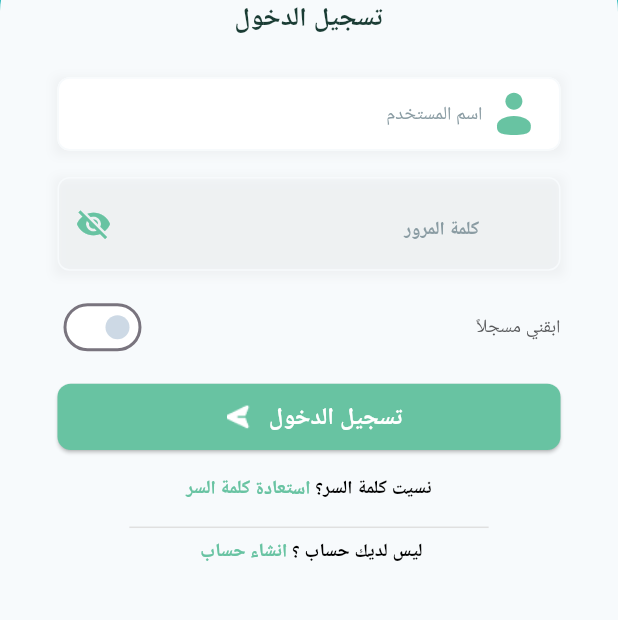
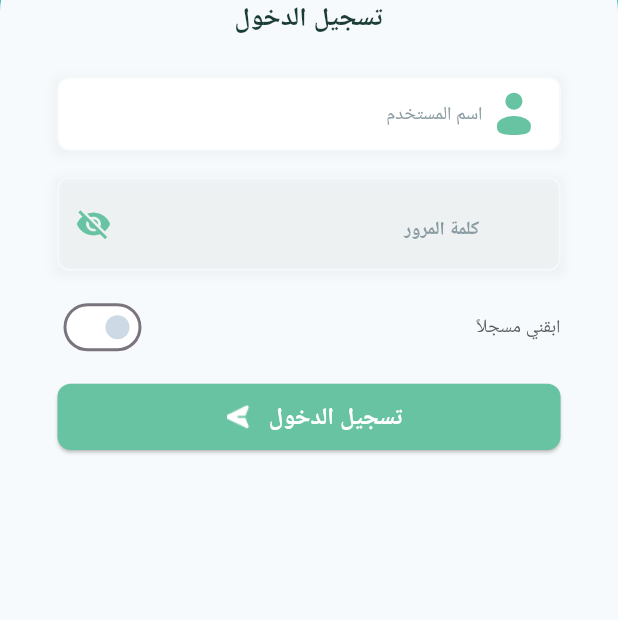
Before and after one commit to A7medElshora/doctors_shifa_call, a Flutter app: the screen it shows after launch, on a phone screen of 412 x 824 dp, the part 585-1205 px from its top. Run offline on Flutter 3.47's test engine with Material 3 defaults, Android fonts, the phone set to English and light mode, and no system bars; our stand-ins replace bloc, cached_network_image, connectivity_plus, dio, easy_localization, firebase_core and 16 more; missing offline and left inert: agora_rtc_engine; accounts and stored records are empty; generated files the repository leaves out were written again; Roboto replaces fonts that are missing (Tajawal); project files that could hold a hidden picture were left out.

Commit message:
refactor login screen layout and remove unused reference

```diff
--- a/lib/features/auth/presentation/screens/loginScreen/login_screen.dart
+++ b/lib/features/auth/presentation/screens/loginScreen/login_screen.dart
@@ -41,7 +41,8 @@ class _LoginScreenState extends State<LoginScreen> {
       resizeToAvoidBottomInset: true,
       body: BlocConsumer<AuthCubit, AuthState>(
         listener: (context, state) {
-          if (state.status == AuthStatus.success && state.loginResponse != null) {
+          if (state.status == AuthStatus.success &&
+              state.loginResponse != null) {
             Navigator.of(context).pushReplacement(
               MaterialPageRoute(
                 builder: (_) => HomeScreen(
@@ -234,7 +235,7 @@ class _LoginScreenState extends State<LoginScreen> {
                                         });
                                       },
                                       inactiveThumbColor: AppColor.switchColor,
-                                      activeColor: AppColor.primaryColor,
+                                      activeThumbColor: AppColor.primaryColor,
                                       activeTrackColor: AppColor.switchColor,
                                       inactiveTrackColor: Colors.white,
                                       materialTapTargetSize:
@@ -285,81 +286,7 @@ class _LoginScreenState extends State<LoginScreen> {
                                     child: const CircularProgressIndicator(),
                                   ),
                                 SizedBox(height: 20.h),
-                                Center(
-                                  child: RichText(
-                                    text: TextSpan(
-                                      children: [
-                                        TextSpan(
-                                          text: 'نسيت كلمة السر؟ ',
-                                          style: AppStyle.font14_700Weight
-                                              .copyWith(
-                                            color: Colors.black,
-                                          ),
-                                        ),
-                                        TextSpan(
-                                          text: 'استعادة كلمة السر',
-                                          style: AppStyle.font14_700Weight
-                                              .copyWith(
-                                            color: const Color(0xFF68C3A2),
-                                          ),
-                                          recognizer: TapGestureRecognizer()
-                                            ..onTap = () {
-                                              // context.pushNamed(resetPassword);
-                                            },
-                                        ),
-                                      ],
-                                    ),
-                                  ),
-                                ),
-                                SizedBox(height: 10.h),
-                                ...(widget.isOnline
-                                    ? [
-                                        Row(
-                                          children: [
-                                            Expanded(
-                                              child: Divider(
-                                                color: Colors.grey.shade300,
-                                                thickness: 1,
-                                                indent: 50.w,
-                                                endIndent: 50.w,
-                                              ),
-                                            ),
-                                          ],
-                                        ),
-                                        Center(
-                                          child: RichText(
-                                            text: TextSpan(
-                                              children: [
-                                                TextSpan(
-                                                  text: 'ليس لديك حساب ؟ ',
-                                                  style: AppStyle
-                                                      .font14_700Weight
-                                                      .copyWith(
-                                                    color: Colors.black,
-                                                  ),
-                                                ),
-                                                TextSpan(
-                                                  text: 'انشاء حساب ',
-                                                  style: AppStyle
-                                                      .font14_700Weight
-                                                      .copyWith(
-                                                    color:
-                                                        const Color(0xFF68C3A2),
-                                                  ),
-                                                  recognizer:
-                                                      TapGestureRecognizer()
-                                                        ..onTap = () {
-                                                          // context.pushNamed(signUpScreen);
-                                                        },
-                                                ),
-                                              ],
-                                            ),
-                                          ),
-                                        ),
-                                        SizedBox(height: 20.h),
-                                      ]
-                                    : []),
-                              ],
+                                  ],
                             ),
                           ),
                         ),
```
